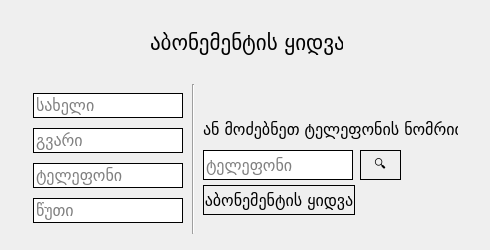
Before: the Qt Designer form ui/subscription.ui in bekashvelidze/renew-commercial, drawn with Qt 5.
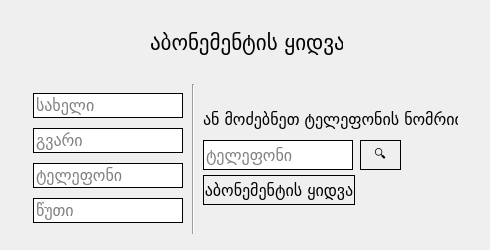
After: the same form once the commit is applied.

Commit message: added some sort of validation to appointment form, cleaned code.

What changed in the file:
```diff
--- a/ui/subscription.ui
+++ b/ui/subscription.ui
@@ -121,7 +121,7 @@
    <property name="geometry">
     <rect>
      <x>203</x>
-     <y>120</y>
+     <y>110</y>
      <width>255</width>
      <height>19</height>
     </rect>
@@ -140,7 +140,7 @@
    <property name="geometry">
     <rect>
      <x>203</x>
-     <y>150</y>
+     <y>140</y>
      <width>150</width>
      <height>30</height>
     </rect>
@@ -175,7 +175,7 @@
    <property name="geometry">
     <rect>
      <x>203</x>
-     <y>185</y>
+     <y>175</y>
      <width>152</width>
      <height>30</height>
     </rect>
@@ -213,7 +213,7 @@
    <property name="geometry">
     <rect>
      <x>360</x>
-     <y>150</y>
+     <y>140</y>
      <width>41</width>
      <height>30</height>
     </rect>
```
The commit also changes 4 other files.
